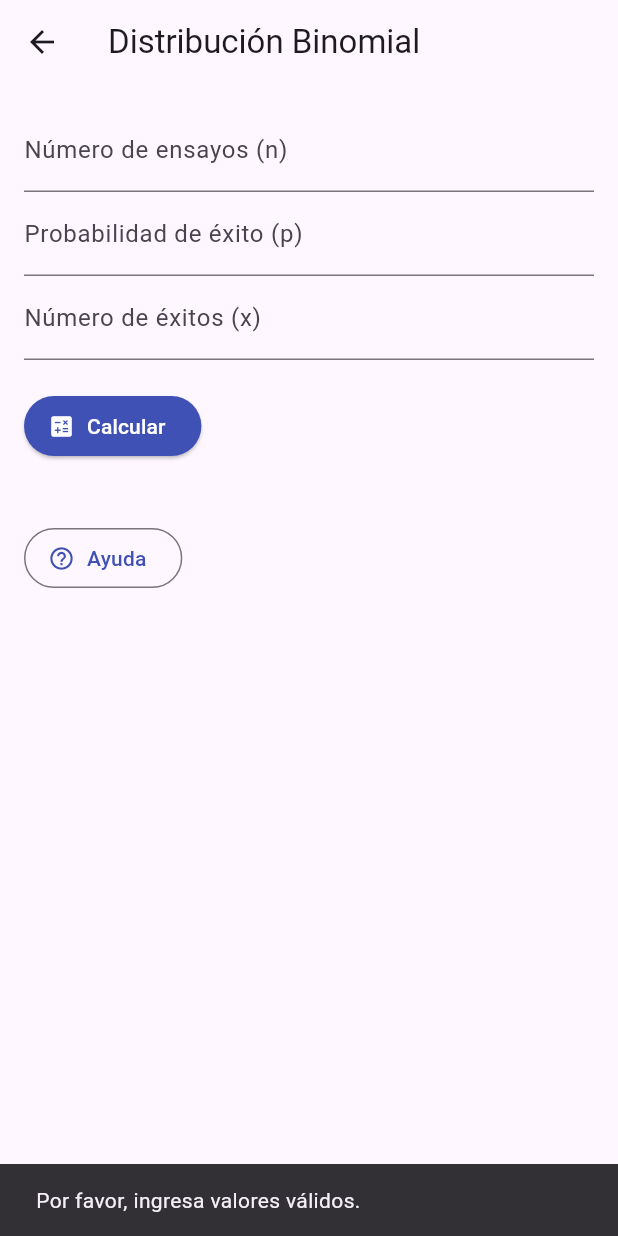
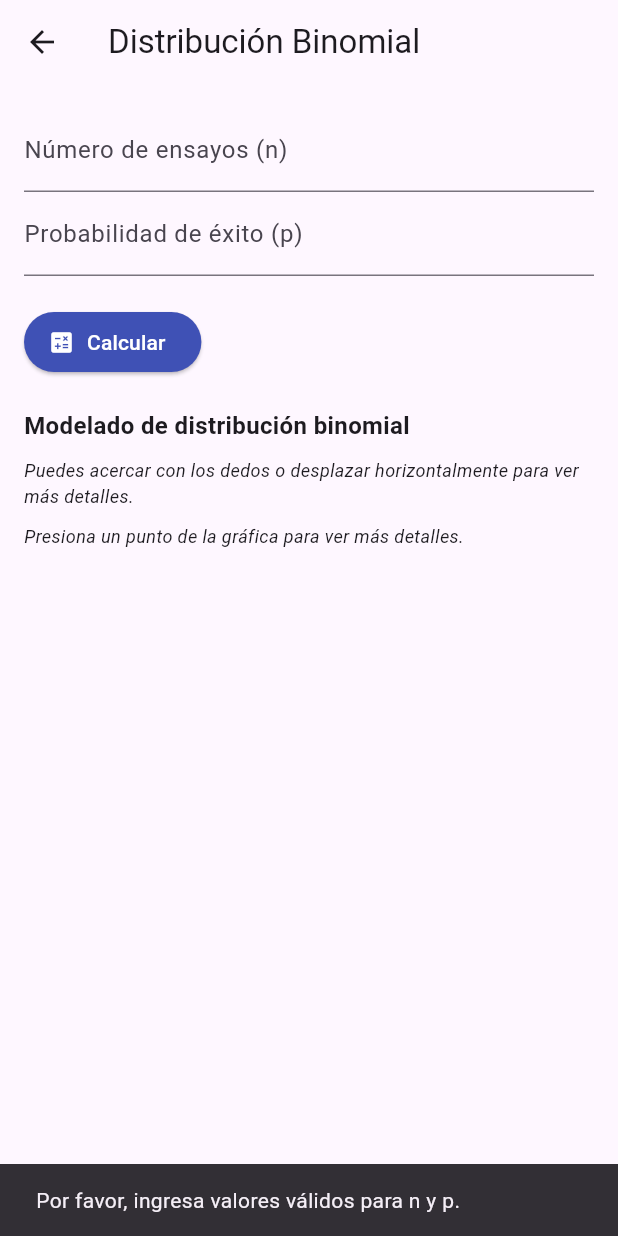
Before and after one commit to LuchoNoPrograma/estadistica_flutter, a Flutter app: the BinomialCalculatorScreen screen opened directly, after a tap on "Calcular", on a phone screen of 412 x 824 dp. Run offline on Flutter 3.47's test engine with Material 3 defaults, Android fonts, the phone set to English and light mode, and no system bars; our stand-ins replace syncfusion_flutter_charts; missing offline and left inert: flutter_math_fork.

Commit message:
Cambio de Binomial entradas a Binomial modelado de grafica

```diff
--- a/lib/screens/binomial_calculator_screen.dart
+++ b/lib/screens/binomial_calculator_screen.dart
@@ -1,9 +1,9 @@
-import 'package:calculadoraestadistica/utils/math.dart';
 import 'package:flutter/material.dart';
-import 'package:flutter_math_fork/flutter_math.dart'; // Importar para formato matemático
 import 'dart:math';
+import 'package:syncfusion_flutter_charts/charts.dart';
+import 'package:flutter_math_fork/flutter_math.dart';
 
-import '../widgets/result_card.dart';
+import '../utils/math.dart';
 
 class BinomialCalculatorScreen extends StatefulWidget {
   @override
@@ -14,139 +14,72 @@ class BinomialCalculatorScreen extends StatefulWidget {
 class _BinomialCalculatorScreenState extends State<BinomialCalculatorScreen> {
   final TextEditingController _nController = TextEditingController();
   final TextEditingController _pController = TextEditingController();
-  final TextEditingController _xController = TextEditingController();
 
-  String? _formulaProbabilidad;
-  String? _resultadoProbabilidad;
-  String? _formulaVarianza;
-  String? _formulaDesviacion;
+  List<ChartData> _graphPoints = [];
+  String? _errorMessage;
+  double? _media;
+  double? _varianza;
+  double? _desviacionEstandar;
+  double? _probabilidadMaxima;
+  int? _kMaxProbabilidad;
 
   void _calcular() {
     final n = int.tryParse(_nController.text);
     final p = double.tryParse(_pController.text);
-    final x = int.tryParse(_xController.text);
 
-    if (n != null && p != null && p >= 0 && p <= 1 && x != null && x <= n) {
+    if (n == null || p == null || p < 0 || p > 1) {
+      ScaffoldMessenger.of(context).showSnackBar(
+        SnackBar(content: Text('Por favor, ingresa valores válidos para n y p.')),
+      );
+      return;
+    }
+
+    // Validación para asegurarse de que n esté entre 1 y 170
+    if (n <= 0 || n > 170) {
+      ScaffoldMessenger.of(context).showSnackBar(
+        SnackBar(content: Text('El valor de n debe ser mayor que 0 y menor o igual a 170.')),
+      );
+      return;
+    }
+
+    List<ChartData> points = [];
+    double maxProbabilidad = 0;
+    int maxK = 0;
+
+    for (int x = 0; x <= n; x++) {
       final combinatoria = _factorial(n) / (_factorial(x) * _factorial(n - x));
       final probabilidad = combinatoria * pow(p, x) * pow(1 - p, n - x);
+      points.add(ChartData(x, probabilidad));
 
-      final varianza = n * p * (1 - p);
-      final desviacionEstandar = sqrt(varianza);
+      // Encontrar la probabilidad máxima
+      if (probabilidad > maxProbabilidad) {
+        maxProbabilidad = probabilidad;
+        maxK = x;  // Guardar el valor de k correspondiente
+      }
+    }
 
-      setState(() {
-        _formulaProbabilidad = r"P(X = x) = \binom{" +
-            n.toString() +
-            "}{" +
-            x.toString() +
-            r"}"
-                r"(" +
-            p.toString() +
-            r")^{" +
-            x.toString() +
-            r"}(1-" +
-            formatNumber(p) +
-            r")^{" +
-            (n - x).toString() +
-            "}=";
+    // Calcular media, varianza y desviación estándar
+    _media = n * p;
+    _varianza = n * p * (1 - p);
+    _desviacionEstandar = sqrt(_varianza!);
 
-        _resultadoProbabilidad = formatNumber(probabilidad) +
-            r"\approx " +
-            formatNumber(probabilidad * 100) +
-            r"\%";
+    // Guardar la probabilidad más alta y k correspondiente
+    _probabilidadMaxima = maxProbabilidad;
+    _kMaxProbabilidad = maxK;
 
-        _formulaVarianza = r"\sigma^2 = n \cdot p \cdot (1-p) = " +
-            n.toString() +
-            r" \cdot " +
-            p.toString() +
-            r" \cdot " +
-            formatNumber(1 - p) +
-            r" = " +
-            formatNumber(varianza);
-
-        _formulaDesviacion = r"\sigma = \sqrt{\sigma^2} = \sqrt{" +
-            formatNumber(varianza) +
-            r"} = " +
-            formatNumber(desviacionEstandar);
-      });
-    } else {
-      setState(() {
-        _formulaProbabilidad = null;
-        _resultadoProbabilidad = null;
-        _formulaVarianza = null;
-        _formulaDesviacion = null;
-      });
-      ScaffoldMessenger.of(context).showSnackBar(
-        const SnackBar(content: Text('Por favor, ingresa valores válidos.')),
-      );
-    }
+    setState(() {
+      _graphPoints = points;
+    });
   }
 
-  int _factorial(int num) {
-    if (num <= 1) return 1;
-    return num * _factorial(num - 1);
-  }
 
-  void _showHelpModal() {
-    showModalBottomSheet(
-      context: context,
-      isScrollControlled: true,
-      builder: (BuildContext context) {
-        return Padding(
-          padding: const EdgeInsets.all(16.0),
-          child: SingleChildScrollView(
-            child: Column(
-              crossAxisAlignment: CrossAxisAlignment.start,
-              children: [
-                Text(
-                  'Distribución Binomial',
-                  style: Theme.of(context).textTheme.headlineMedium,
-                ),
-                const SizedBox(height: 16),
-                const Text(
-                  'La distribución binomial describe el número de éxitos en '
-                  'un número fijo de ensayos independientes con una probabilidad constante de éxito.',
-                  style: TextStyle(fontSize: 16),
-                ),
-                const SizedBox(height: 16),
-                const Text(
-                  'Fórmula:',
-                  style: TextStyle(fontSize: 16, fontWeight: FontWeight.bold),
-                ),
-                const SizedBox(height: 8),
-                Math.tex(
-                  r"P(X = x) = \binom{n}{x} p^x (1-p)^{n-x}",
-                  textStyle: const TextStyle(fontSize: 18),
-                ),
-                const SizedBox(height: 16),
-                const Text(
-                  'Donde:',
-                  style: TextStyle(fontSize: 16, fontWeight: FontWeight.bold),
-                ),
-                const Text(
-                  '- P(X = x): Probabilidad de obtener exactamente x éxitos.\n'
-                  '- n: Número total de ensayos.\n'
-                  '- x: Número de éxitos deseados.\n'
-                  '- p: Probabilidad de éxito en un ensayo.\n'
-                  '- (1 - p): Probabilidad de fracaso en un ensayo.',
-                  style: TextStyle(fontSize: 16),
-                ),
-                const SizedBox(height: 16),
-                Align(
-                  alignment: Alignment.bottomCenter,
-                  child: ElevatedButton.icon(
-                    onPressed: () {
-                      Navigator.pop(context);
-                    },
-                    icon: const Icon(Icons.close),
-                    label: const Text('Cerrar'),
-                  ),
-                ),
-              ],
-            ),
-          ),
-        );
-      },
-    );
+  double _factorial(int k) {
+    if (k <= 0) return 1;
+    double result = k.toDouble();
+    for (int i = k - 1; i > 0; i--) {
+      result *= i;
+    }
+    return result;
   }
 
   @override
@@ -162,7 +95,7 @@ class _BinomialCalculatorScreenState extends State<BinomialCalculatorScreen> {
               TextField(
                 controller: _nController,
                 decoration:
-                    const InputDecoration(labelText: 'Número de ensayos (n)'),
+                const InputDecoration(labelText: 'Número de ensayos (n)'),
                 keyboardType: TextInputType.number,
               ),
               TextField(
@@ -170,46 +103,99 @@ class _BinomialCalculatorScreenState extends State<BinomialCalculatorScreen> {
                 decoration: const InputDecoration(
                     labelText: 'Probabilidad de éxito (p)'),
                 keyboardType:
-                    const TextInputType.numberWithOptions(decimal: true),
-              ),
-              TextField(
-                controller: _xController,
-                decoration:
-                    const InputDecoration(labelText: 'Número de éxitos (x)'),
-                keyboardType: TextInputType.number,
+                const TextInputType.numberWithOptions(decimal: true),
               ),
               const SizedBox(height: 20),
               ElevatedButton.icon(
-                  onPressed: _calcular,
-                  icon: const Icon(Icons.calculate),
-                  label: const Text('Calcular')),
+                onPressed: _calcular,
+                icon: const Icon(Icons.calculate),
+                label: const Text('Calcular'),
+              ),
               const SizedBox(height: 20),
-              if (_formulaProbabilidad != null)
-                Column(
-                  crossAxisAlignment: CrossAxisAlignment.start,
-                  children: [
-                    ResultCard(
-                      title: 'Probabilidad:',
-                      formula: _formulaProbabilidad!,
-                      result: _resultadoProbabilidad!,
+              const Text(
+                'Modelado de distribución binomial',
+                style: TextStyle(fontWeight: FontWeight.bold, fontSize: 16),
+              ),
+              const SizedBox(height: 10),
+              // Texto informativo sobre la gráfica
+              const Text(
+                'Puedes acercar con los dedos o desplazar horizontalmente para ver más detalles.',
+                style: TextStyle(fontSize: 12, fontStyle: FontStyle.italic),
+              ),
+              const SizedBox(height: 10),
+              const Text(
+                'Presiona un punto de la gráfica para ver más detalles.',
+                style: TextStyle(fontSize: 12, fontStyle: FontStyle.italic),
+              ),
+              if (_graphPoints.isNotEmpty)
+                SizedBox(
+                  height: 300,
+                  child: SfCartesianChart(
+                    primaryXAxis: const CategoryAxis(),
+                    primaryYAxis: const NumericAxis(),
+                    trackballBehavior: TrackballBehavior(
+                      enable: true,
+                      activationMode: ActivationMode.singleTap,  // Modo de activación
+                      tooltipSettings: const InteractiveTooltip(
+                        color: Colors.indigo,
+                        textStyle: TextStyle(color: Colors.white), format: 'k: point.x, Probabilidad: point.y'
+                      ),
                     ),
-                    ResultCard(
-                      title: 'Varianza:',
-                      formula: _formulaVarianza!,
-                      result: "",
+                    zoomPanBehavior: ZoomPanBehavior(
+                      enablePinching: true,  // Habilitar zoom con pellizco
+                      zoomMode: ZoomMode.xy,  // Permite el zoom en ambos ejes
+                      enablePanning: true,  // Habilitar desplazamiento
                     ),
-                    ResultCard(
-                      title: 'Desviación Estándar:',
-                      formula: _formulaDesviacion!,
-                      result: "",
-                    ),
-                  ],
+                    series: <CartesianSeries>[
+                      LineSeries<ChartData, int>(
+                        dataSource: _graphPoints,
+                        xValueMapper: (ChartData data, _) => data.x,
+                        yValueMapper: (ChartData data, _) => data.y,
+                        markerSettings: const MarkerSettings(isVisible: true),
+                        color: Colors.indigo, // Color de la línea de la gráfica
+                      ),
+                    ],
+                  ),
                 ),
               const SizedBox(height: 20),
-              OutlinedButton.icon(
-                  onPressed: _showHelpModal,
-                  icon: const Icon(Icons.help_outline),
-                  label: const Text("Ayuda")),
+              if (_media != null)
+                Center(
+                  child: Card(
+                    margin: const EdgeInsets.all(16.0),  // Margen alrededor de la Card
+                    elevation: 4,  // Sombra de la Card
+                    child: Padding(
+                      padding: const EdgeInsets.all(16.0),  // Padding interno de la Card
+                      child: Column(
+                        mainAxisAlignment: MainAxisAlignment.center,  // Centra el contenido verticalmente
+                        crossAxisAlignment: CrossAxisAlignment.center,  // Centra el contenido horizontalmente
+                        children: [
+                          Math.tex(
+                            r'\text{Media(} μ \text{)} = ' + formatNumber(_media!),
+                            textStyle: const TextStyle(fontSize: 16),
+                          ),
+                          SizedBox(height: 8),  // Espacio entre las fórmulas
+                          Math.tex(
+                            r'\text{Varianza =}\sigma^2 = ' + formatNumber(_varianza!),
+                            textStyle: const TextStyle(fontSize: 16),
+                          ),
+                          SizedBox(height: 8),  // Espacio entre las fórmulas
+                          Math.tex(
+                            r'\text{Desviación estándar}= \sqrt{\sigma^2} = ' + formatNumber(_desviacionEstandar!),
+                            textStyle: const TextStyle(fontSize: 16),
+                          ),
+                          SizedBox(height: 8),  // Espacio entre las fórmulas
+                          Math.tex(
+                            r'\text{Mayor probabilidad: } ' +
+                                formatNumber(_probabilidadMaxima!)+
+                                r' \ \text{para} \ k = ' +
+                                '$_kMaxProbabilidad',
+                            textStyle: const TextStyle(fontSize: 16),
+                          ),
+                        ],
+                      ),
+                    ),
+                  ),
+                )
             ],
           ),
         ),
@@ -217,3 +203,10 @@ class _BinomialCalculatorScreenState extends State<BinomialCalculatorScreen> {
     );
   }
 }
+
+class ChartData {
+  final int x;
+  final double y;
+
+  ChartData(this.x, this.y);
+}
--- a/pubspec.yaml
+++ b/pubspec.yaml
@@ -31,6 +31,9 @@ dependencies:
   flutter:
     sdk: flutter
   flutter_math_fork: ^0.7.2
+  #fl_chart: ^0.69.2
+  syncfusion_flutter_charts: ^27.2.4
+  calc: ^0.2.1
 
 
   # The following adds the Cupertino Icons font to your application.
```
Also changed, not shown: pubspec.lock.
